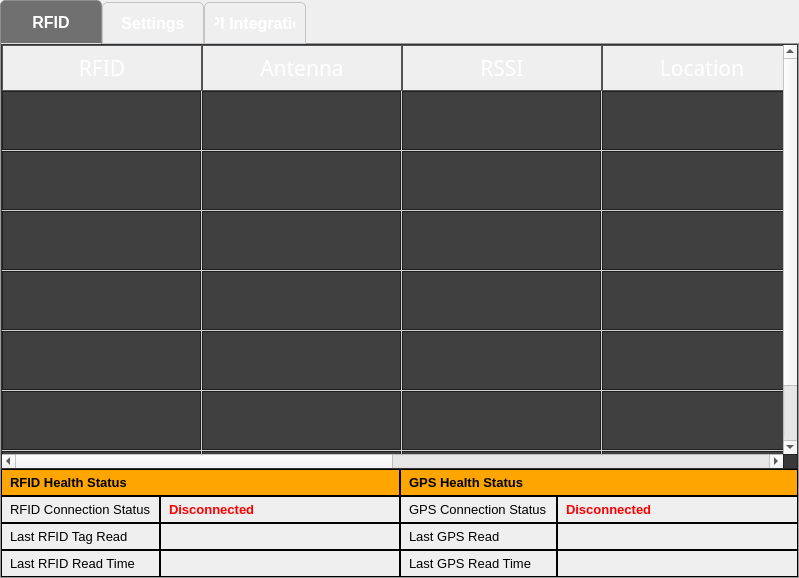
DevGuruPro/rfid-python, file ui/main.ui: the form before one commit.
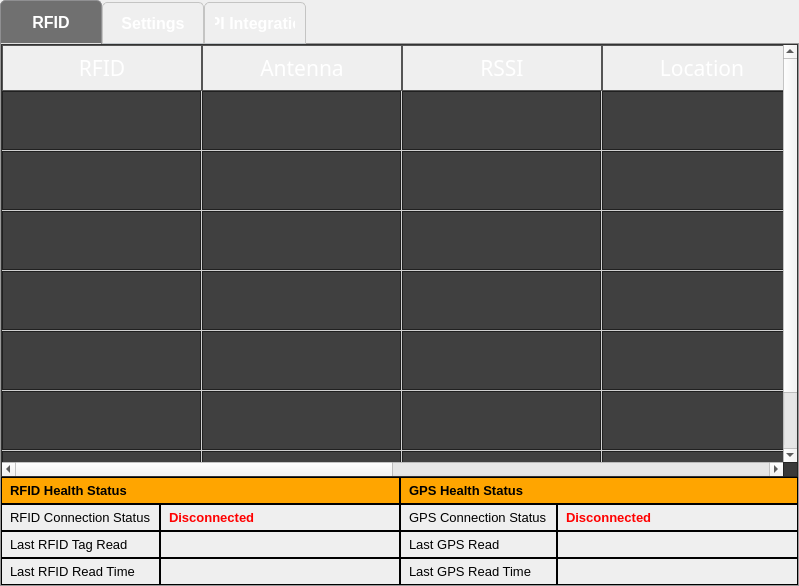
The form after the commit. Icons and pictures are not drawn.

What changed in the file:
```diff
--- a/ui/main.ui
+++ b/ui/main.ui
@@ -7,7 +7,7 @@
     <x>0</x>
     <y>0</y>
     <width>797</width>
-    <height>578</height>
+    <height>586</height>
    </rect>
   </property>
   <property name="cursor">
```
